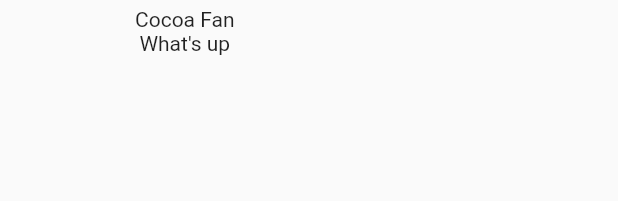
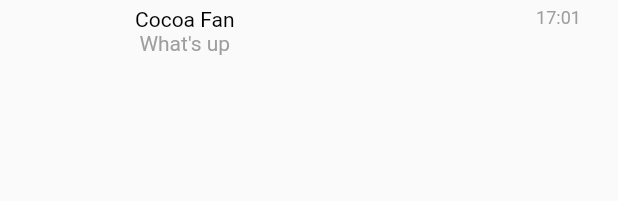
Before and after one commit to keithlee4/flutter_messenger_demo, a Flutter app: the ChatRowWidget widget shown alone on an empty page, opened directly, on a phone screen of 412 x 824 dp. Shown: the top 201 px of the screen. Run offline on Flutter 3.47's test engine with Material 2 defaults, Android fonts, the phone set to English and light mode, and no system bars.

Commit message:
Add lost files

```diff
--- a/lib/config/Styles.dart
+++ b/lib/config/Styles.dart
@@ -1,5 +1,19 @@
 import 'package:flutter/rendering.dart';
+import 'Palette.dart';
 
 class Styles {
-  static TextStyle textHeading = TextStyle;
+  static TextStyle textHeading = TextStyle(
+      color: Palette.primaryTextColor,
+      fontSize: 20); // Text style for the name
+  static TextStyle subHeading = TextStyle(
+      color: Palette.primaryTextColor,
+      fontSize: 14);
+  static TextStyle text = TextStyle(
+      color: Palette.secondaryTextColor);
+  static TextStyle subText = TextStyle(
+    color: Palette.greyColor);
+  static TextStyle date = TextStyle(
+      color: Palette.greyColor,
+      fontSize: 12.0,
+      fontStyle: FontStyle.normal);
 }
--- a/lib/widgets/ChatAppBar.dart
+++ b/lib/widgets/ChatAppBar.dart
@@ -8,7 +8,6 @@ class ChatAppBar extends StatelessWidget implements PreferredSizeWidget {
   final double height = 100;
   @override
   Widget build(BuildContext context) {
-    // TODO: implement build
     var textHeading = TextStyle(color: Palette.primaryTextColor, fontSize: 20);
     var textStyle = TextStyle(color: Palette.secondaryTextColor);
 
--- a/lib/widgets/ChatListWidget.dart
+++ b/lib/widgets/ChatListWidget.dart
@@ -6,7 +6,6 @@ class ChatListWidget extends StatelessWidget {
   final ScrollController listScrollController = new ScrollController();
   @override
   Widget build(BuildContext context) {
-    //TODO: implement build
     return Flexible(
       child: ListView.builder(
         padding: EdgeInsets.all(10.0),
--- a/lib/widgets/ChatRowWidget.dart
+++ b/lib/widgets/ChatRowWidget.dart
@@ -1,6 +1,7 @@
 import 'package:flutter/material.dart';
 import 'package:messenger/config/Assets.dart';
 import 'package:messenger/config/Styles.dart';
+import 'package:intl/intl.dart';
 
 class ChatRowWidget extends StatelessWidget {
   @override
@@ -31,6 +32,21 @@ class ChatRowWidget extends StatelessWidget {
                 )
               ],
             ),
+          ),
+          Expanded(
+            flex: 2,
+            child: Column(
+              mainAxisSize: MainAxisSize.max,
+              mainAxisAlignment: MainAxisAlignment.start,
+              children: <Widget>[
+                Text(
+                  DateFormat('kk:mm').format(
+                    DateTime.fromMillisecondsSinceEpoch(1565888474278)
+                  ),
+                  style: Styles.date
+                )
+              ],
+            ),
           )
         ],
       ),
```
Also changed, not shown: lib/pages/ConversationBottomSheet.dart (+21 -1 lines), lib/pages/ConversationPage.dart (+16 -1 lines).
